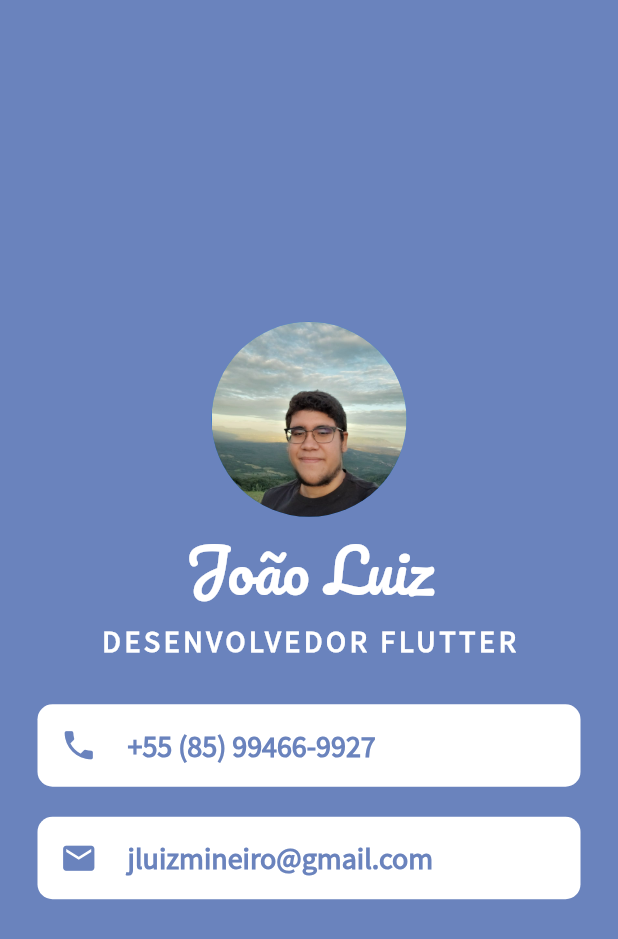
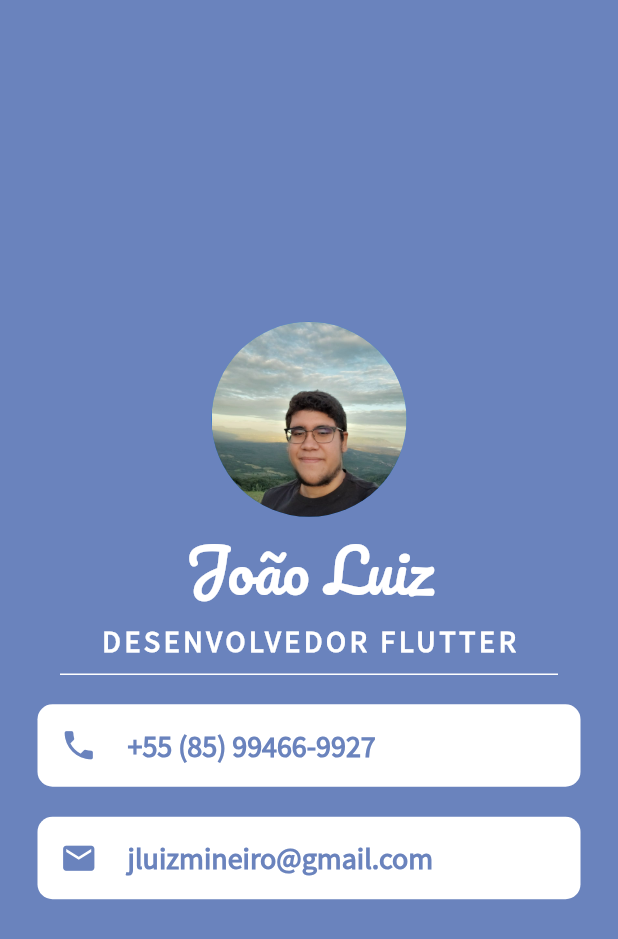
Before and after one commit to luizmineiro/my_card_app, a Flutter app: the screen it shows after launch, on a phone screen of 412 x 824 dp. Shown: the top 939 px of the screen. Run offline on Flutter 3.47's test engine with Material 2 defaults, Android fonts, the phone set to English and light mode, and no system bars.

Commit message:
add divider

```diff
--- a/lib/screen/my_card.dart
+++ b/lib/screen/my_card.dart
@@ -34,7 +34,13 @@ class MyCard extends StatelessWidget {
                 fontFamily: 'Source Sans Pro',
               ),
             ),
-            SizedBox(height: 20),
+            Divider(
+              color: Colors.white,
+              height: 20,
+              thickness: 1,
+              indent: 40,
+              endIndent: 40,
+            ),
             InfoBox(
               icon: Icons.phone,
               texto: '+55 (85) 99466-9927',
```
